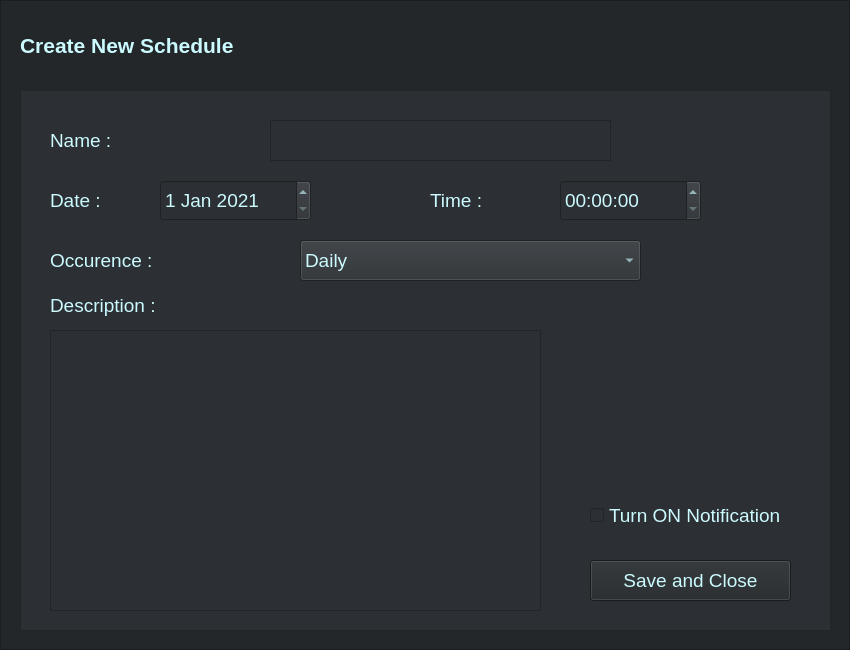
The window that UI_files/Schedules/schedule_create_form.ui (KuroNeko717/Cue) describes before a commit, drawn with Qt 5.
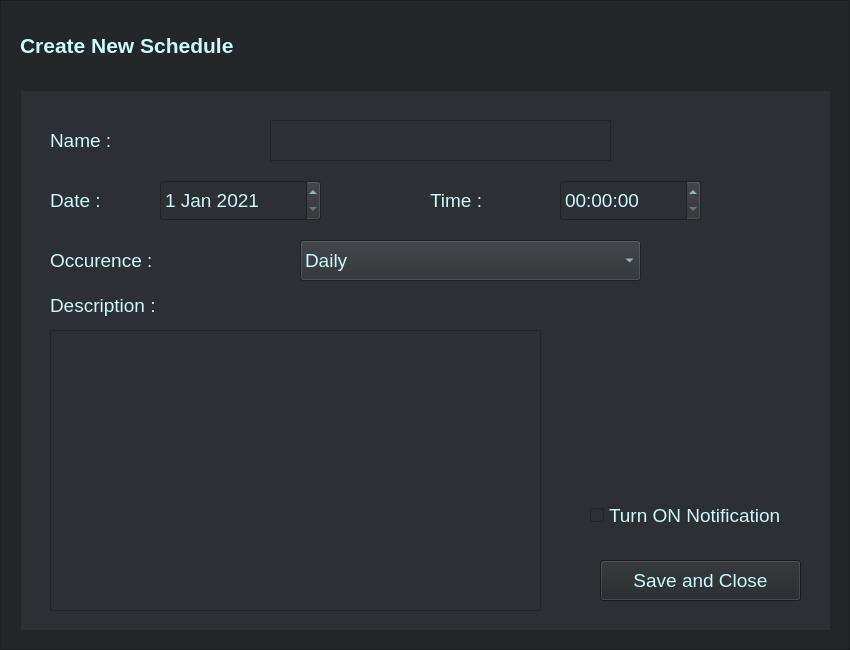
The same window after the commit.

Commit message: Added default date and time ~Sylvo

Diff of the .ui file:
```diff
--- a/UI_files/Schedules/schedule_create_form.ui
+++ b/UI_files/Schedules/schedule_create_form.ui
@@ -239,7 +239,7 @@
       <rect>
        <x>570</x>
        <y>400</y>
-       <width>201</width>
+       <width>231</width>
        <height>51</height>
       </rect>
      </property>
@@ -311,7 +311,7 @@
       <rect>
        <x>140</x>
        <y>90</y>
-       <width>151</width>
+       <width>161</width>
        <height>41</height>
       </rect>
      </property>
@@ -389,7 +389,7 @@
     <widget class="QPushButton" name="save_close_button_s_c">
      <property name="geometry">
       <rect>
-       <x>570</x>
+       <x>580</x>
        <y>470</y>
        <width>201</width>
        <height>41</height>
```
The commit also changes 1 other file.
